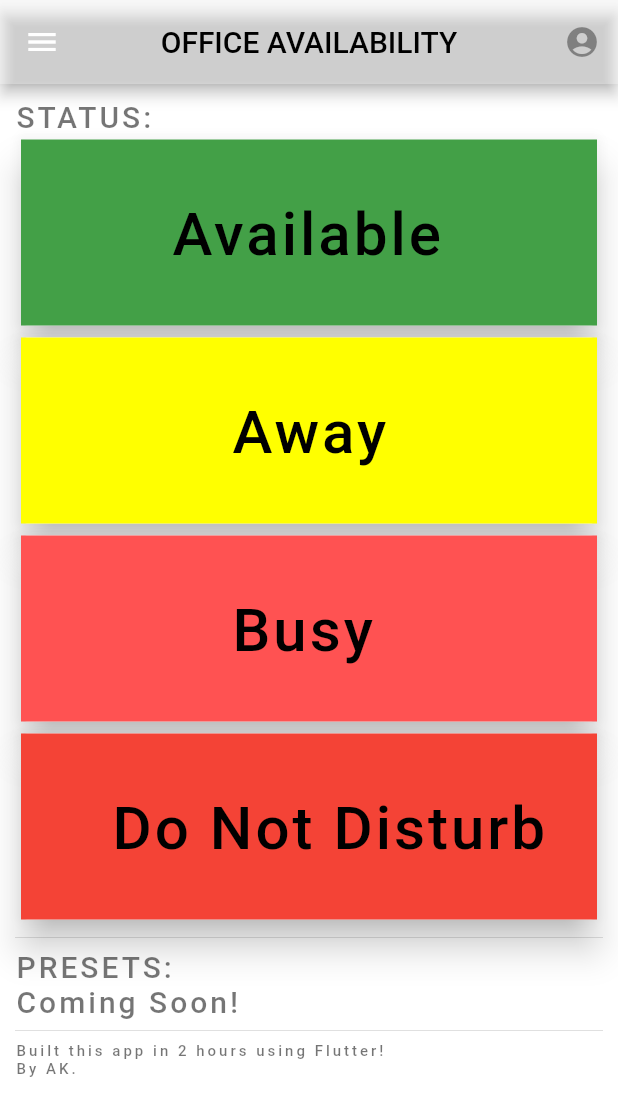
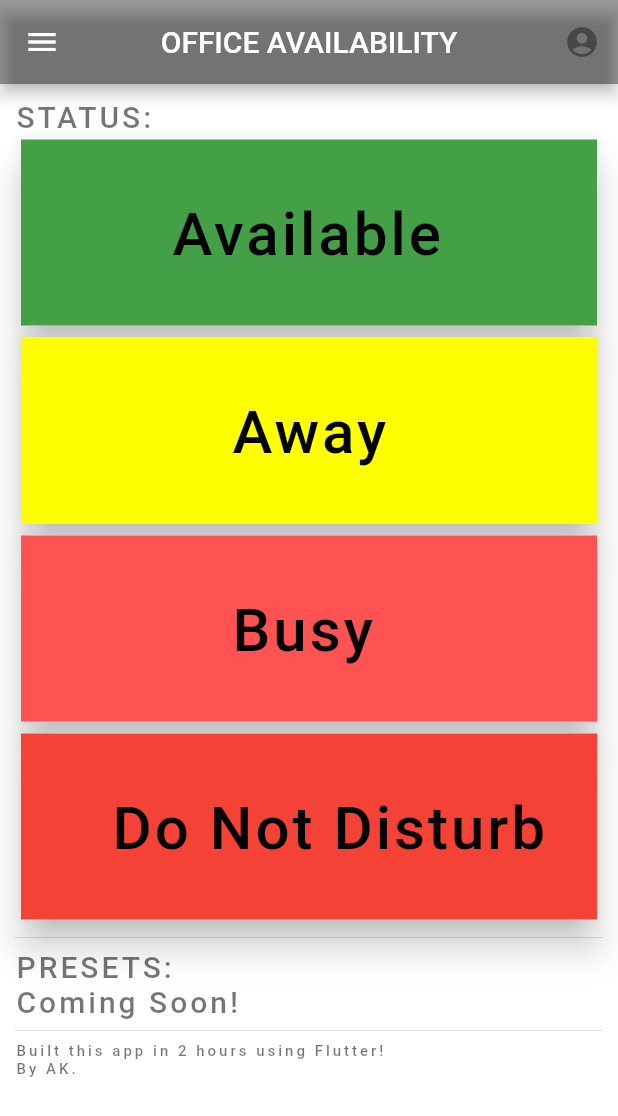
Before and after one commit to anudeepkowluru/office_availability, a Flutter app: the screen it shows after launch, on a phone screen of 412 x 824 dp. Shown: the top 1116 px of the screen. Run offline on Flutter 3.47's test engine with Material 2 defaults, Android fonts, the phone set to English and light mode, and no system bars; Roboto replaces fonts that are missing (Product Sans).

Commit message:
App-bar color update

```diff
--- a/lib/HomePage.dart
+++ b/lib/HomePage.dart
@@ -31,11 +31,11 @@ class _HomePageState extends State<HomePage> {
         backgroundColor: Colors.white,
         // appBar
         appBar: new AppBar(
-          backgroundColor: Colors.white30,
+          backgroundColor: Colors.black38,
           title: new Text("OFFICE AVAILABILITY",
               style: new TextStyle(
                   fontFamily: 'Product Sans',
-                  color: Colors.black,
+                  color: Colors.white,
                   fontSize: 20.0,
                   fontWeight: FontWeight.w500)),
           centerTitle: true,
```
